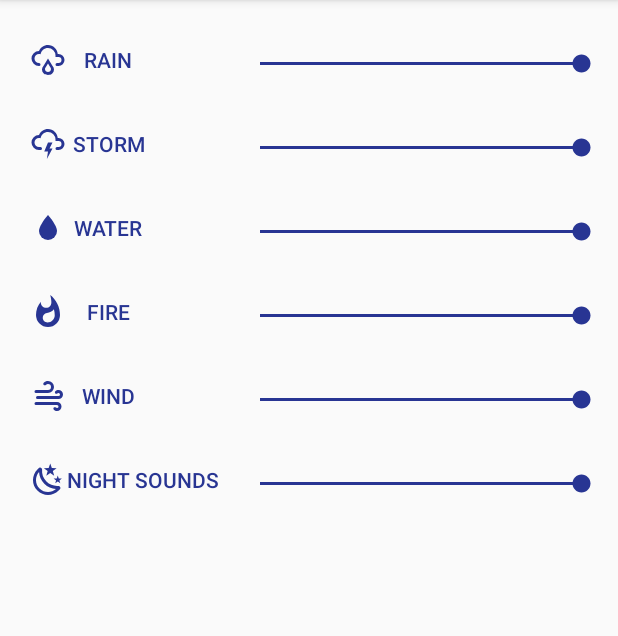
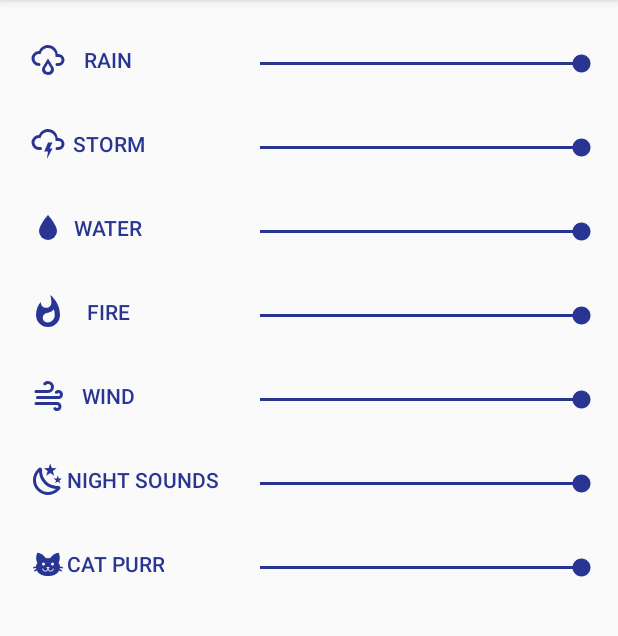
Before and after one commit to wildeyedskies/Soft-Sound, an Android app: the screen it shows after launch (MainActivity), on a phone screen of 412 x 824 dp, the part 84-720 px from its top. Run offline under Robolectric (Android 15) with nearby library versions, the phone set to English and light mode, and no system bars; libraries missing offline, so code that uses them is left out: com.google.android.exoplayer2; 1 statement that could not run was skipped.

Commit message:
Added cat purring sound

```diff
--- a/app/build.gradle
+++ b/app/build.gradle
@@ -16,7 +16,7 @@ android {
     }
     buildTypes {
         release {
-            minifyEnabled false
+            minifyEnabled true
             proguardFiles getDefaultProguardFile('proguard-android.txt'), 'proguard-rules.pro'
         }
     }
--- a/app/src/main/java/org/mcxa/softsound/PlayerService.kt
+++ b/app/src/main/java/org/mcxa/softsound/PlayerService.kt
@@ -47,6 +47,7 @@ class PlayerService : Service() {
         WATER("water.ogg"),
         WIND("wind.ogg"),
         NIGHT("night.ogg"),
+        PURR("purr.ogg")
     }
 
     private val exoPlayers = mutableMapOf<Sound, SimpleExoPlayer>()
--- /dev/null
+++ b/app/src/main/res/drawable/ic_cat.xml
@@ -0,0 +1,8 @@
+<?xml version="1.0" encoding="utf-8"?>
+<vector xmlns:android="http://schemas.android.com/apk/res/android"
+    android:height="24dp"
+    android:width="24dp"
+    android:viewportWidth="24"
+    android:viewportHeight="24">
+    <path android:fillColor="#283593" android:pathData="M12,8L10.67,8.09C9.81,7.07 7.4,4.5 5,4.5C5,4.5 3.03,7.46 4.96,11.41C4.41,12.24 4.07,12.67 4,13.66L2.07,13.95L2.28,14.93L4.04,14.67L4.18,15.38L2.61,16.32L3.08,17.21L4.53,16.32C5.68,18.76 8.59,20 12,20C15.41,20 18.32,18.76 19.47,16.32L20.92,17.21L21.39,16.32L19.82,15.38L19.96,14.67L21.72,14.93L21.93,13.95L20,13.66C19.93,12.67 19.59,12.24 19.04,11.41C20.97,7.46 19,4.5 19,4.5C16.6,4.5 14.19,7.07 13.33,8.09L12,8M9,11A1,1 0 0,1 10,12A1,1 0 0,1 9,13A1,1 0 0,1 8,12A1,1 0 0,1 9,11M15,11A1,1 0 0,1 16,12A1,1 0 0,1 15,13A1,1 0 0,1 14,12A1,1 0 0,1 15,11M11,14H13L12.3,15.39C12.5,16.03 13.06,16.5 13.75,16.5A1.5,1.5 0 0,0 15.25,15H15.75A2,2 0 0,1 13.75,17C13,17 12.35,16.59 12,16V16H12C11.65,16.59 11,17 10.25,17A2,2 0 0,1 8.25,15H8.75A1.5,1.5 0 0,0 10.25,16.5C10.94,16.5 11.5,16.03 11.7,15.39L11,14Z" />
+</vector>
--- a/app/src/main/res/layout/activity_main.xml
+++ b/app/src/main/res/layout/activity_main.xml
@@ -171,6 +171,32 @@
         android:layout_marginTop="25dp"
         android:layout_gravity="fill_horizontal"/>
 
+    <android.support.v7.widget.AppCompatButton
+        android:id="@+id/play_cat"
+        style="@style/Widget.AppCompat.Button.Borderless.Colored"
+        android:drawableLeft="@drawable/ic_cat"
+        android:drawableStart="@drawable/ic_cat"
+        android:padding="4dp"
+        android:layout_width="wrap_content"
+        android:layout_height="wrap_content"
+        android:layout_marginLeft="16dp"
+        android:layout_marginStart="16dp"
+        android:layout_marginTop="8dp"
+        android:text="@string/cat" />
+
+    <android.support.v7.widget.AppCompatSeekBar
+        android:id="@+id/cat_volume"
+        android:max="19"
+        android:progress="19"
+        android:layout_width="120dp"
+        android:layout_height="wrap_content"
+        android:layout_marginEnd="8dp"
+        android:layout_marginLeft="8dp"
+        android:layout_marginRight="8dp"
+        android:layout_marginStart="8dp"
+        android:layout_marginTop="25dp"
+        android:layout_gravity="fill_horizontal"/>
+
 </GridLayout>
 
     <android.support.design.widget.FloatingActionButton
--- a/app/src/main/res/values/strings.xml
+++ b/app/src/main/res/values/strings.xml
@@ -9,4 +9,5 @@
     <string name="wind">Wind</string>
     <string name="forest">Forest</string>
     <string name="night">Night Sounds</string>
+    <string name="cat">Cat Purr</string>
 </resources>
```
Also changed, not shown: 1 other file.
